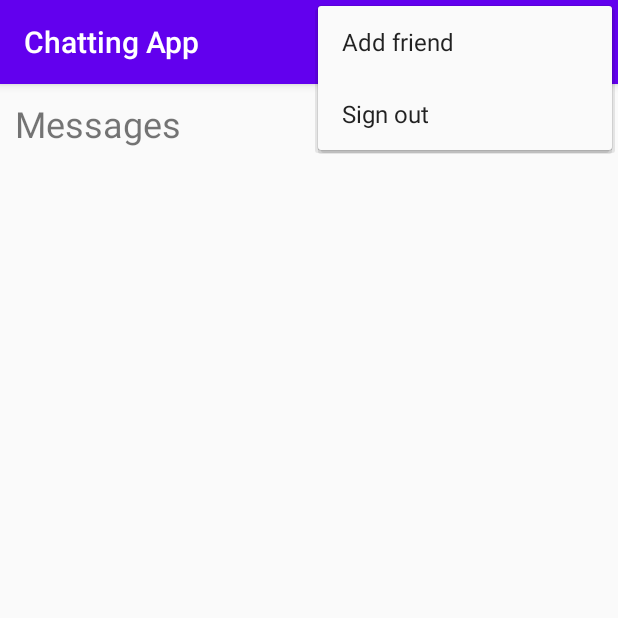
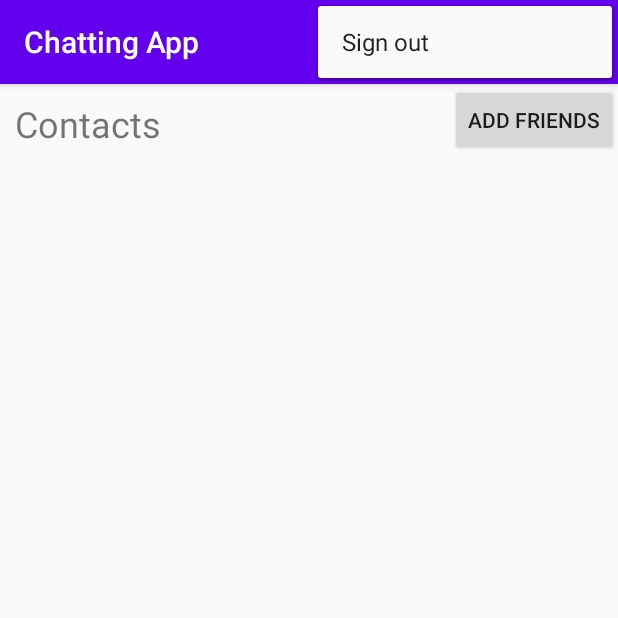
Before and after one commit to cjmartone/chatting-app, an Android app: the screen it shows after launch (MainActivity), with the options menu open, on a phone screen of 412 x 824 dp, the top half of it. Run offline under Robolectric (Android 15) with nearby library versions, the phone set to English and light mode, and no system bars; our stand-ins replace Firebase (no records; nobody signed in at launch, a user with empty details on screens opened directly); 1 statement that could not run was skipped.

Commit message:
change add friend menu to button

```diff
--- a/app/src/main/java/com/example/chattingapp/Activities/MainActivity.java
+++ b/app/src/main/java/com/example/chattingapp/Activities/MainActivity.java
@@ -40,6 +40,7 @@ public class MainActivity extends AppCompatActivity {
         currentUser = FirebaseAuth.getInstance().getCurrentUser();
         dbRepo = new DatabaseRepo();
         startUser();
+        addSearchForFriendsOnClick();
     }
 
     public void startUser(){
@@ -48,26 +49,6 @@ public class MainActivity extends AppCompatActivity {
         }
         else{
             Toast.makeText(this, "Welcome " + currentUser.getDisplayName(), Toast.LENGTH_LONG).show();
-            createHomeScreen(currentUser);
-        }
-    }
-
-    @Override
-    protected void onActivityResult(int requestCode, int resultCode, Intent data){
-        super.onActivityResult(requestCode, resultCode, data);
-        if(requestCode == SIGN_IN_REQUEST_CODE){
-            if(resultCode == RESULT_OK){
-                Toast.makeText(this, "Successfully signed in. Welcome!", Toast.LENGTH_LONG).show();
-                currentUser = FirebaseAuth.getInstance().getCurrentUser();
-                dbRepo.addUserToDB(currentUser);
-                createHomeScreen(currentUser);
-            }
-            else{
-                Toast.makeText(this, "We couldn't sign you in. Please try again later.", Toast.LENGTH_LONG).show();
-                finish();
-            }
-        }
-        else if(requestCode == ADD_FRIEND_REQUEST_CODE){
             createHomeScreen(currentUser);
         }
     }
@@ -110,6 +91,16 @@ public class MainActivity extends AppCompatActivity {
         });
     }
 
+    public void addSearchForFriendsOnClick(){
+        findViewById(R.id.add_friends).setOnClickListener(new View.OnClickListener() {
+            @Override
+            public void onClick(View v) {
+                Intent intent = new Intent(MainActivity.this, FindFriendsActivity.class);
+                startActivityForResult(intent, ADD_FRIEND_REQUEST_CODE);
+            }
+        });
+    }
+
     @Override
     public boolean onCreateOptionsMenu(Menu menu){
         getMenuInflater().inflate(R.menu.main_menu, menu);
@@ -127,10 +118,26 @@ public class MainActivity extends AppCompatActivity {
                 }
             });
         }
-        else if(item.getItemId() == R.id.menu_add_friend){
-            Intent intent = new Intent(MainActivity.this, FindFriendsActivity.class);
-            startActivityForResult(intent, ADD_FRIEND_REQUEST_CODE);
-        }
         return true;
     }
+
+    @Override
+    protected void onActivityResult(int requestCode, int resultCode, Intent data){
+        super.onActivityResult(requestCode, resultCode, data);
+        if(requestCode == SIGN_IN_REQUEST_CODE){
+            if(resultCode == RESULT_OK){
+                Toast.makeText(this, "Successfully signed in. Welcome!", Toast.LENGTH_LONG).show();
+                currentUser = FirebaseAuth.getInstance().getCurrentUser();
+                dbRepo.addUserToDB(currentUser);
+                createHomeScreen(currentUser);
+            }
+            else{
+                Toast.makeText(this, "We couldn't sign you in. Please try again later.", Toast.LENGTH_LONG).show();
+                finish();
+            }
+        }
+        else if(requestCode == ADD_FRIEND_REQUEST_CODE){
+            createHomeScreen(currentUser);
+        }
+    }
 }
--- a/app/src/main/java/com/example/chattingapp/Activities/MessageScreenActivity.java
+++ b/app/src/main/java/com/example/chattingapp/Activities/MessageScreenActivity.java
@@ -37,7 +37,7 @@ public class MessageScreenActivity extends AppCompatActivity {
     @Override
     protected void onCreate(Bundle savedInstanceState){
         super.onCreate(savedInstanceState);
-        setContentView(R.layout.messages_screen);
+        setContentView(R.layout.conversation);
 
         db = FirebaseFirestore.getInstance();
         dbRepo = new DatabaseRepo();
--- a/app/src/main/res/layout/home_screen.xml
+++ b/app/src/main/res/layout/home_screen.xml
@@ -2,6 +2,7 @@
 <androidx.constraintlayout.widget.ConstraintLayout
     xmlns:android="http://schemas.android.com/apk/res/android"
     xmlns:app="http://schemas.android.com/apk/res-auto"
+    xmlns:tools="http://schemas.android.com/tools"
     android:layout_width="match_parent"
     android:layout_height="match_parent">
 
@@ -12,7 +13,7 @@
         app:layout_constraintBottom_toBottomOf="parent"
         app:layout_constraintEnd_toEndOf="parent"
         app:layout_constraintStart_toStartOf="parent"
-        app:layout_constraintTop_toBottomOf="@+id/messageLabel">
+        app:layout_constraintTop_toBottomOf="@+id/contactsLabel">
 
         <LinearLayout
             android:id="@+id/friendListLayout"
@@ -22,13 +23,21 @@
     </ScrollView>
 
     <TextView
-        android:id="@+id/messageLabel"
+        android:id="@+id/contactsLabel"
         android:layout_width="0dp"
         android:layout_height="59dp"
         android:padding="10dp"
-        android:text="Messages"
+        android:text="Contacts"
         android:textSize="24sp"
         app:layout_constraintEnd_toEndOf="parent"
         app:layout_constraintStart_toStartOf="parent"
         app:layout_constraintTop_toTopOf="parent" />
+
+    <Button
+        android:id="@+id/add_friends"
+        android:layout_width="wrap_content"
+        android:layout_height="wrap_content"
+        android:text="Add Friends"
+        app:layout_constraintRight_toRightOf="parent"
+        app:layout_constraintTop_toTopOf="parent" />
 </androidx.constraintlayout.widget.ConstraintLayout>
--- a/app/src/main/res/menu/main_menu.xml
+++ b/app/src/main/res/menu/main_menu.xml
@@ -2,8 +2,6 @@
 <menu xmlns:android="http://schemas.android.com/apk/res/android"
     xmlns:app="http://schemas.android.com/apk/res-auto">
 
-    <item android:title="@string/add_friend" app:showAsAction="never"
-        android:id="@+id/menu_add_friend"/>
     <item android:title="@string/sign_out" app:showAsAction="never"
         android:id="@+id/menu_sign_out"/>
 </menu>
```
Also changed, not shown: app/src/main/res/layout/conversation.xml (renamed from app/src/main/res/layout/messages_screen.xml).
